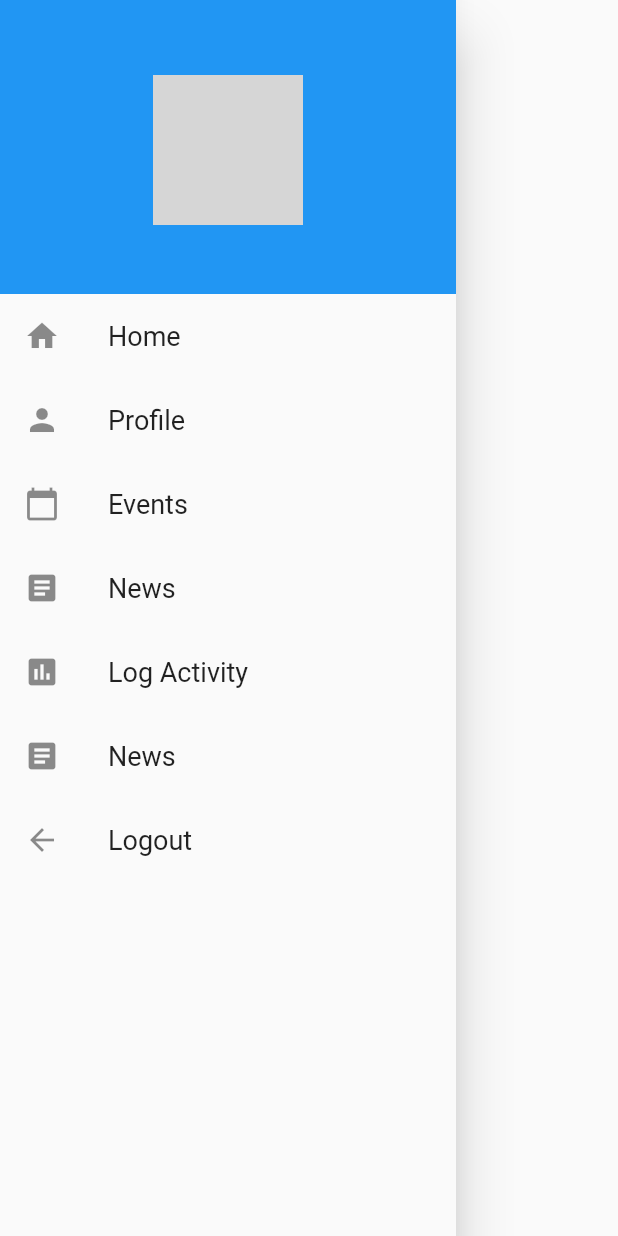
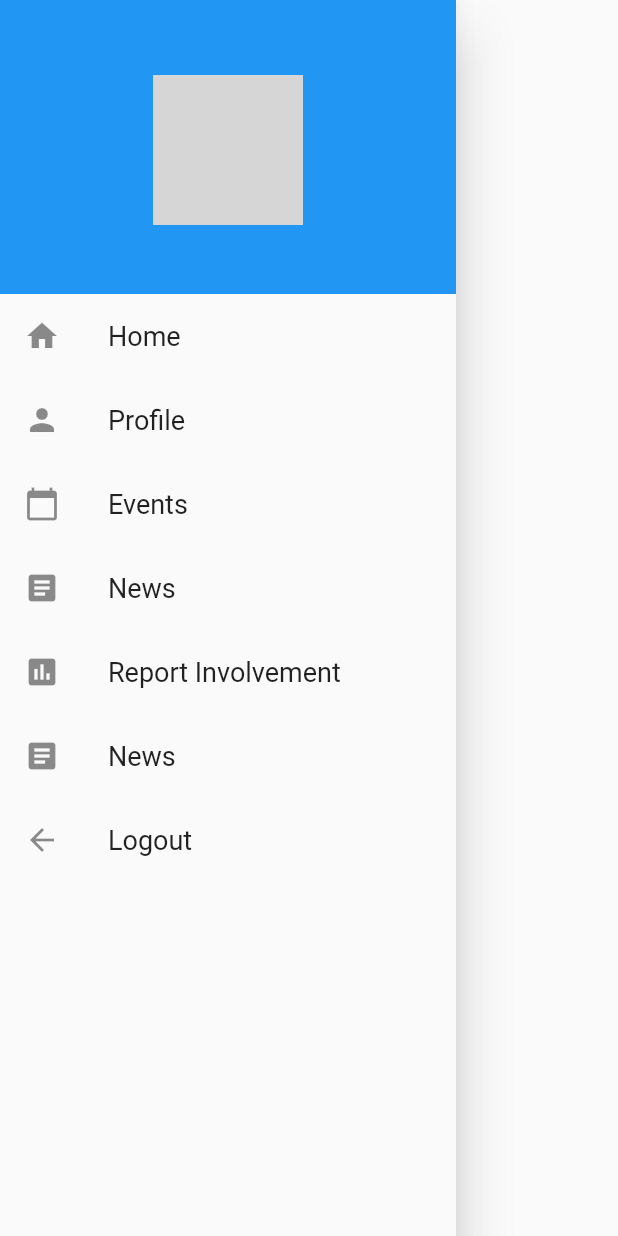
Before and after one commit to poorbugger/FABU-UTM-Alumni-Management-Mobile-System-Team-1, a Flutter app: the MainDrawer widget shown alone on an empty page, opened directly with empty values, on a phone screen of 412 x 824 dp. Run offline on Flutter 3.47's test engine with Material 2 defaults, Android fonts, the phone set to English and light mode, and no system bars; our stand-ins replace charts_flutter, dio, flutter_spinkit, flutter_svg, shared_preferences; accounts and stored records are empty; network calls fail; grey boxes are pictures that could not be loaded.

Commit message:
update drawer

```diff
--- a/lib/main_drawer.dart
+++ b/lib/main_drawer.dart
@@ -124,7 +124,7 @@ class _MainDrawerState extends State<MainDrawer> {
 
          ListTile(
            leading: Icon(Icons.insert_chart),
-           title: Text('Log Activity',
+           title: Text('Report Involvement',
              style: TextStyle(fontSize: 18,),),
            onTap: () {
              Navigator.of(context).pushAndRemoveUntil(MaterialPageRoute(builder: (context) => LogActivityPage(alumni: widget.alumni)),(Route<dynamic> route) => false);
```
